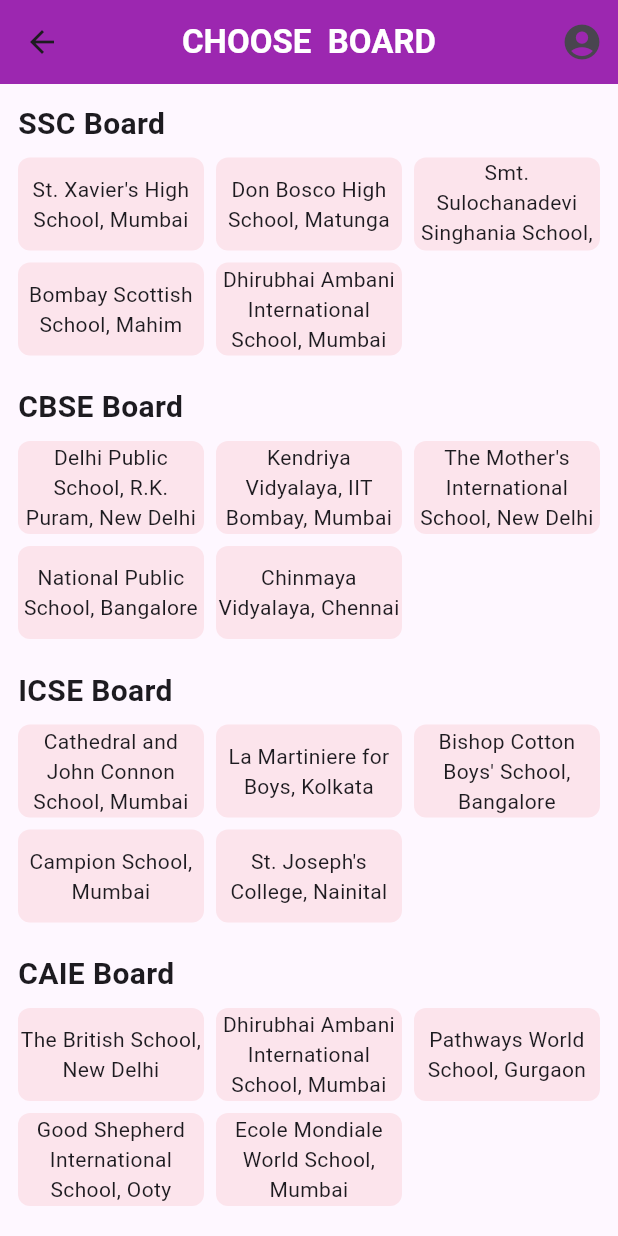
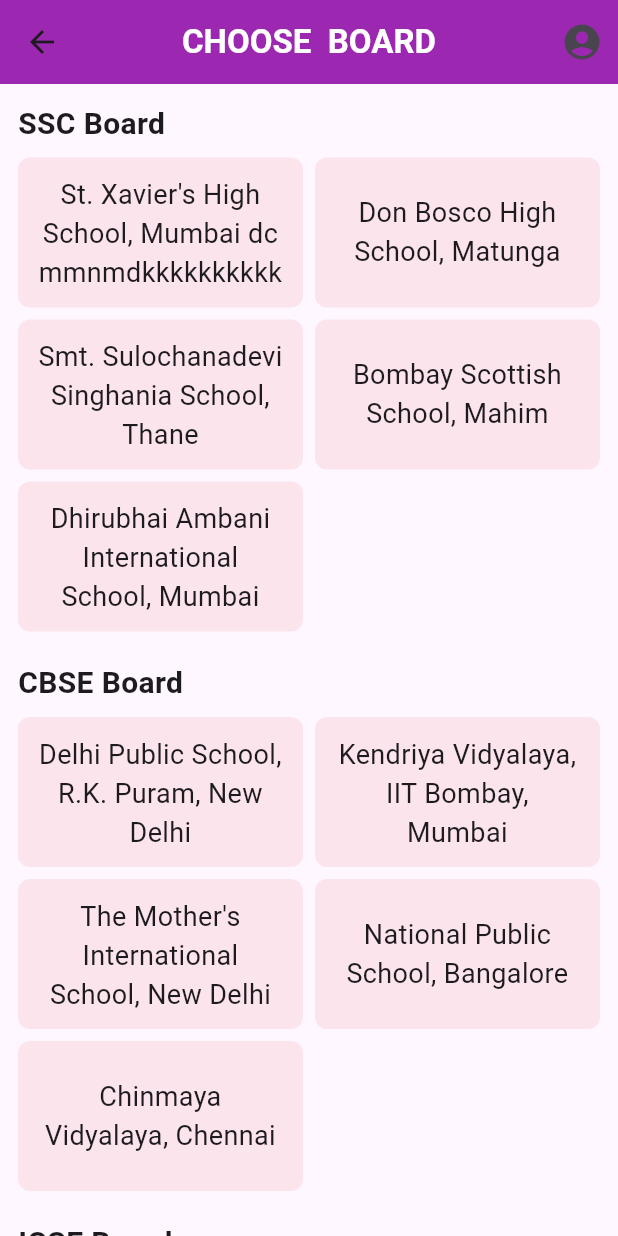
Before and after one commit to ItsShama/SchoolApp-TC-, a Flutter app: the ChooseBoardPage screen opened directly, on a phone screen of 412 x 824 dp. Run offline on Flutter 3.47's test engine with Material 3 defaults, Android fonts, the phone set to English and light mode, and no system bars.

Commit message:
small changes

```diff
--- a/lib/chooseboardpage.dart
+++ b/lib/chooseboardpage.dart
@@ -4,7 +4,7 @@ import 'package:schoolapp/schooldetailpage.dart';
 class ChooseBoardPage extends StatelessWidget {
   final Map<String, List<String>> boardSchools = {
     "SSC Board": [
-      "St. Xavier's High School, Mumbai",
+      "St. Xavier's High School, Mumbai dcmmnmdkkkkkkkkkkkkk",
       "Don Bosco High School, Matunga",
       "Smt. Sulochanadevi Singhania School, Thane",
       "Bombay Scottish School, Mahim",
@@ -37,6 +37,9 @@ class ChooseBoardPage extends StatelessWidget {
 
   @override
   Widget build(BuildContext context) {
+    double screenWidth = MediaQuery.of(context).size.width;
+    int crossAxisCount = (screenWidth ~/ 150).clamp(2, 4);
+
     return Scaffold(
       appBar: AppBar(
         backgroundColor: Colors.purple,
@@ -62,22 +65,22 @@ class ChooseBoardPage extends StatelessWidget {
                 crossAxisAlignment: CrossAxisAlignment.start,
                 children: [
                   Text(
-                    entry.key, // Board Name
+                    entry.key,
                     style: const TextStyle(
                       fontSize: 20,
                       fontWeight: FontWeight.bold,
                     ),
                   ),
                   const SizedBox(height: 8),
-                  GridView.builder(
+                  LayoutBuilder(builder: (context, constraints) {
+                    return GridView.builder(
                       shrinkWrap: true,
                       physics: const NeverScrollableScrollPhysics(),
-                    gridDelegate:
-                        const SliverGridDelegateWithFixedCrossAxisCount(
-                      crossAxisCount: 3, // 3 schools per row
+                      gridDelegate: SliverGridDelegateWithFixedCrossAxisCount(
+                        crossAxisCount: crossAxisCount,
                         crossAxisSpacing: 8,
                         mainAxisSpacing: 8,
-                      childAspectRatio: 2, // Adjust box size
+                        mainAxisExtent: screenWidth < 600 ? 100 : 200,
                       ),
                       itemCount: entry.value.length,
                       itemBuilder: (context, index) {
@@ -98,16 +101,20 @@ class ChooseBoardPage extends StatelessWidget {
                               borderRadius: BorderRadius.circular(8),
                             ),
                             child: Center(
+                              child: Padding(
+                                padding: const EdgeInsets.all(12),
                                 child: Text(
-                              entry.value[index], // School Name
+                                  entry.value[index],
                                   textAlign: TextAlign.center,
-                              style: const TextStyle(fontSize: 14),
+                                  style: const TextStyle(fontSize: 18),
+                                ),
                               ),
                             ),
                           ),
                         );
                       },
-                  ),
+                    );
+                  }),
                   const SizedBox(height: 20),
                 ],
               );
```
Also changed, not shown: lib/schooldetailpage.dart (+101 -47 lines). Lines whose indentation alone changed are shown as unchanged.
